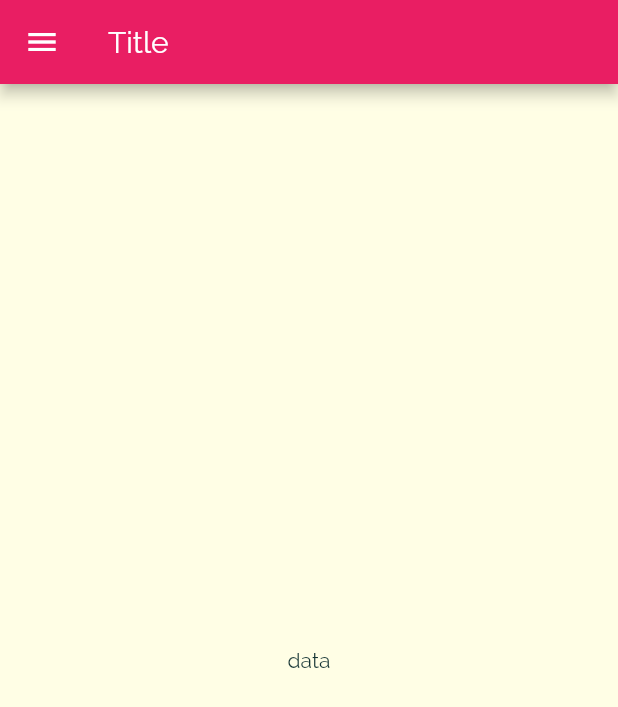
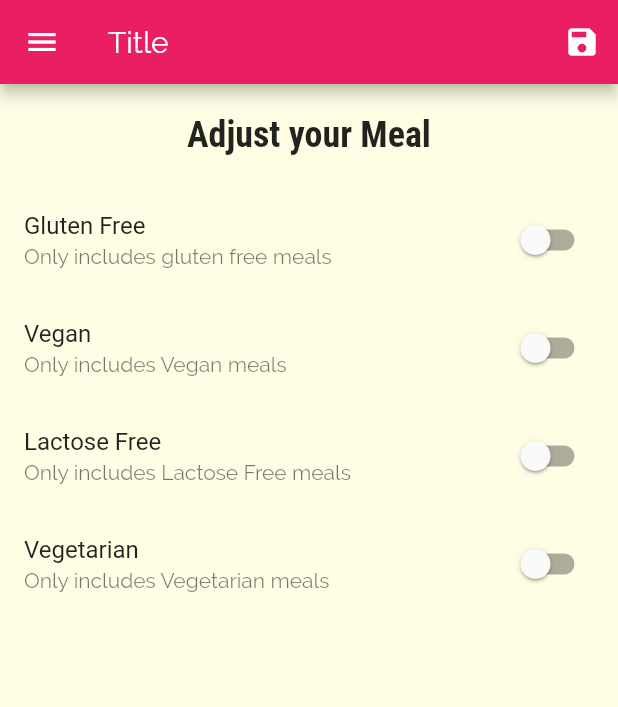
Before and after one commit to 9920261995/MealsAppFlutter, a Flutter app: the FilterScreen screen opened by its route, on a phone screen of 412 x 824 dp. Shown: the top 707 px of the screen. Run offline on Flutter 3.47's test engine with Material 2 defaults, Android fonts, the phone set to English and light mode, and no system bars.

Commit message:
With filers and fav screen and logic

```diff
--- a/lib/Screens/filters_screen.dart
+++ b/lib/Screens/filters_screen.dart
@@ -1,8 +1,43 @@
 import 'package:flutter/material.dart';
 import '../Widgets/main_drawer.dart';
 
-class FilterScreen extends StatelessWidget {
+class FilterScreen extends StatefulWidget {
   static const routeName = '/filters-screen';
+  Function saveFilters;
+  Map<String, bool> fiters;
+
+  FilterScreen(this.saveFilters, this.fiters);
+
+  @override
+  _FilterScreenState createState() => _FilterScreenState();
+}
+
+class _FilterScreenState extends State<FilterScreen> {
+  bool isGlutenFree = false;
+  bool isVegan = false;
+  bool isVegetarian = false;
+  bool isLactoseFree = false;
+  Map<String, bool> selectedFilter;
+
+  @override
+  initState() {
+    isGlutenFree = widget.fiters['gluten'];
+    isVegan = widget.fiters['vegan'];
+    isVegetarian = widget.fiters['vegetarian'];
+    isLactoseFree = widget.fiters['lactose'];
+
+    super.initState();
+  }
+
+  Widget _filtersList(
+      {String title, String subtitle, bool value, Function updateValue}) {
+    return SwitchListTile(
+      title: Text(title),
+      subtitle: Text(subtitle),
+      value: value,
+      onChanged: updateValue,
+    );
+  }
 
   @override
   Widget build(BuildContext context) {
@@ -10,12 +45,77 @@ class FilterScreen extends StatelessWidget {
       child: Scaffold(
           appBar: AppBar(
             title: Text("Title"),
+            actions: <Widget>[
+              IconButton(
+                icon: Icon(Icons.save),
+                onPressed: () {
+                  final selectedFilter = {
+                    'gluten': isGlutenFree,
+                    'lactose': isLactoseFree,
+                    'vegan': isVegan,
+                    'vegetarian': isVegetarian,
+                  };
+
+                  widget.saveFilters(selectedFilter);
+                },
+              )
+            ],
           ),
           drawer: MainDrawer(),
-        body: Center(
-          child: Text("data"),
+          body: Column(
+            children: <Widget>[
+              Container(
+                padding: EdgeInsets.all(20),
+                child: Text("Adjust your Meal",
+                    style: Theme.of(context).textTheme.title),
               ),
+              Expanded(
+                child: ListView(
+                  children: <Widget>[
+                    _filtersList(
+                        title: "Gluten Free",
+                        subtitle: 'Only includes gluten free meals',
+                        value: isGlutenFree,
+                        updateValue: (newValue) {
+                          setState(() {
+                            isGlutenFree = newValue;
+                          });
+                        }),
+                    _filtersList(
+                      title: "Vegan",
+                      subtitle: 'Only includes Vegan meals',
+                      value: isVegan,
+                      updateValue: (newValue) {
+                        setState(() {
+                          isVegan = newValue;
+                        });
+                      },
                     ),
+                    _filtersList(
+                      title: "Lactose Free",
+                      subtitle: 'Only includes Lactose Free meals',
+                      value: isLactoseFree,
+                      updateValue: (newValue) {
+                        setState(() {
+                          isLactoseFree = newValue;
+                        });
+                      },
+                    ),
+                    _filtersList(
+                      title: "Vegetarian",
+                      subtitle: 'Only includes Vegetarian meals',
+                      value: isVegetarian,
+                      updateValue: (newValue) {
+                        setState(() {
+                          isVegetarian = newValue;
+                        });
+                      },
+                    )
+                  ],
+                ),
+              )
+            ],
+          )),
     );
   }
 }
--- a/lib/main.dart
+++ b/lib/main.dart
@@ -1,4 +1,6 @@
 import 'package:flutter/material.dart';
+import './Models/Meal.dart';
+import './dummy_data.dart';
 import './Screens/filters_screen.dart';
 import './Screens/tabs_screen.dart';
 import './Screens/meal_details_screen.dart';
@@ -9,7 +11,44 @@ void main() {
   runApp(MyApp());
 }
 
-class MyApp extends StatelessWidget {
+class MyApp extends StatefulWidget {
+  @override
+  _MyAppState createState() => _MyAppState();
+}
+
+class _MyAppState extends State<MyApp> {
+  Map<String, bool> _filters = {
+    'gluten': false,
+    'lactose': false,
+    'vegan': false,
+    'vegetarian': false,
+  };
+
+  List<Meal> _availableMeals = DUMMY_MEALS;
+
+  void updateFilters(Map<String, bool> filterData) {
+    print(filterData);
+    setState(() {
+      _filters = filterData;
+
+      _availableMeals = DUMMY_MEALS.where((meal) {
+        if (filterData['gluten'] && meal.isGlutenFree) {
+          return false;
+        }
+        if (filterData['vegan'] && meal.isVegan) {
+          return false;
+        }
+        if (meal.isVegetarian && filterData['vegetarian']) {
+          return false;
+        }
+        if (meal.isLactoseFree && filterData['lactose']) {
+          return false;
+        }
+        return true;
+      }).toList();
+    });
+  }
+
   @override
   Widget build(BuildContext context) {
     return MaterialApp(
@@ -27,21 +66,13 @@ class MyApp extends StatelessWidget {
                   fontFamily: "RobotoCondensed",
                   fontSize: 24,
                   fontWeight: FontWeight.bold))),
-      // home: CategoriesScreen(),
       initialRoute: '/',
       routes: {
         '/': (ctx) => TabsScreen(),
-        CategoriesMealsScreen.routeName: (_) => CategoriesMealsScreen(),
+        CategoriesMealsScreen.routeName: (_) =>
+            CategoriesMealsScreen(_availableMeals),
         MealDetailsScreen.routeName: (_) => MealDetailsScreen(),
-        FilterScreen.routeName: (_) => FilterScreen(),
-      },
-      onGenerateRoute: (settings) {
-        print(settings.name);
-        return MaterialPageRoute(builder: (ctx) => CategoriesScreen());
-      },
-      onUnknownRoute: (settings) {
-        print(settings.arguments);
-        return MaterialPageRoute(builder: (ctx) => CategoriesScreen());
+        FilterScreen.routeName: (_) => FilterScreen(updateFilters, _filters),
       },
     );
   }
```
Also changed, not shown: lib/Screens/category_meals_screen.dart (+45 -17 lines), lib/Widgets/meal_item.dart (+9 -3 lines). Lines whose indentation alone changed are shown as unchanged.
